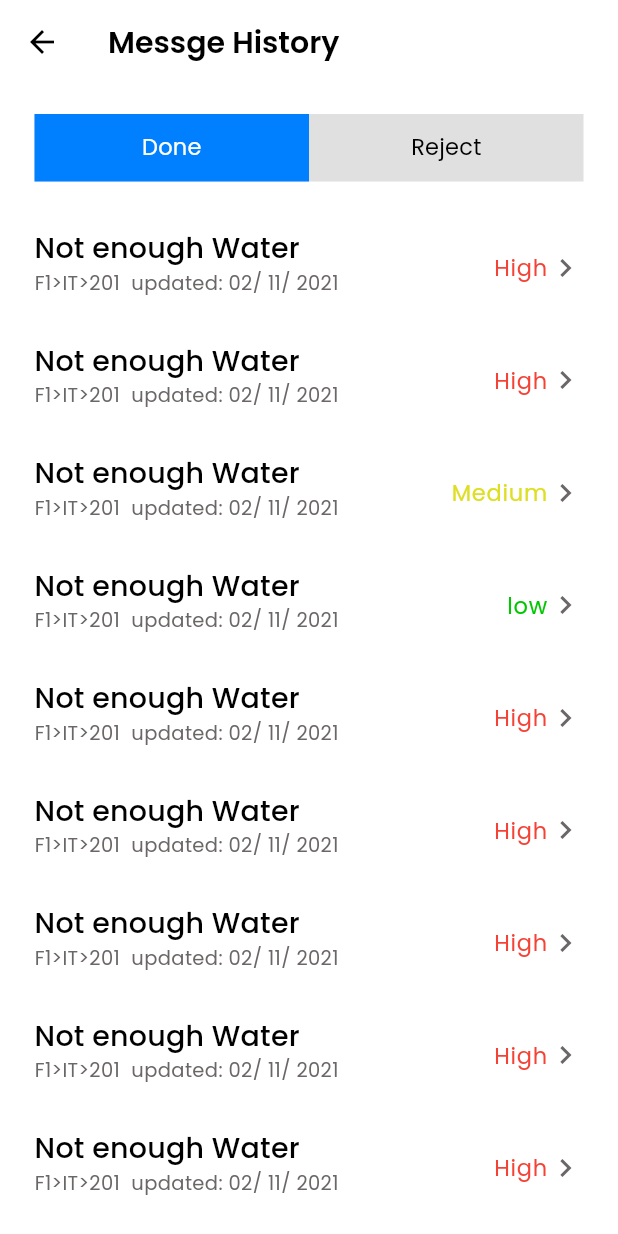
After one commit to Vision-Team-Internship/Feedback_Application, a Flutter app: the ApproveHistoryScreen screen opened directly, on a phone screen of 412 x 824 dp. The commit adds this screen. Run offline on Flutter 3.47's test engine with Material 2 defaults, Android fonts, the phone set to English and light mode, and no system bars; drawn by our look-alikes of flutter_slidable; our stand-ins replace flutter_svg, get, lottie, syncfusion_flutter_charts.

Commit message:
closed #17 Approve History Screen

```diff
--- /dev/null
+++ b/lib/data/data.dart
@@ -0,0 +1,74 @@
+import 'package:feedback_application_flutter/model/message_model.dart';
+
+final allData = [
+  MessageModel(
+      title: "Not enough Water",
+      Department: "F1/IT/Room202",
+      Date: "02/11/2021",
+      level: "High"),
+  MessageModel(
+      title: "Not enough Water",
+      Department: "F1/IT/Room202",
+      Date: "02/11/2021",
+      level: "High"),
+  MessageModel(
+      title: "Not enough Water",
+      Department: "F1/IT/Room202",
+      Date: "02/11/2021",
+      level: "Medium"),
+  MessageModel(
+      title: "Not enough Water",
+      Department: "F1/IT/Room202",
+      Date: "02/11/2021",
+      level: "low"),
+  MessageModel(
+      title: "Not enough Water",
+      Department: "F1/IT/Room202",
+      Date: "02/11/2021",
+      level: "High"),
+  MessageModel(
+      title: "Not enough Water",
+      Department: "F1/IT/Room202",
+      Date: "02/11/2021",
+      level: "High"),
+  MessageModel(
+      title: "Not enough Water",
+      Department: "F1/IT/Room202",
+      Date: "02/11/2021",
+      level: "High"),
+  MessageModel(
+      title: "Not enough Water",
+      Department: "F1/IT/Room202",
+      Date: "02/11/2021",
+      level: "High"),
+  MessageModel(
+      title: "Not enough Water",
+      Department: "F1/IT/Room202",
+      Date: "02/11/2021",
+      level: "High"),
+  MessageModel(
+      title: "Not enough Water",
+      Department: "F1/IT/Room202",
+      Date: "02/11/2021",
+      level: "High"),
+  MessageModel(
+      title: "Not enough Water",
+      Department: "F1/IT/Room202",
+      Date: "02/11/2021",
+      level: "High"),
+  MessageModel(
+      title: "Not enough Water",
+      Department: "F1/IT/Room202",
+      Date: "02/11/2021",
+      level: "High"),
+  MessageModel(
+      title: "Not enough Water",
+      Department: "F1/IT/Room202",
+      Date: "02/11/2021",
+      level: "High"),
+  MessageModel(
+      title: "Not enough Water",
+      Department: "F1/IT/Room202",
+      Date: "02/11/2021",
+      level: "High"),
+];
--- /dev/null
+++ b/lib/model/message_model.dart
@@ -0,0 +1,14 @@
+// ignore_for_file: non_constant_identifier_names
+
+class MessageModel {
+  final String title;
+  final String Department;
+  final String Date;
+  final String level;
+  MessageModel({
+    required this.title,
+    required this.Department,
+    required this.Date,
+    required this.level,
+  });
+}
--- /dev/null
+++ b/lib/model/slidable_action.dart
@@ -0,0 +1 @@
+enum SlidableAction {more,delete}
--- /dev/null
+++ b/lib/screens/approve_screen/approve_history_screen.dart
@@ -0,0 +1,258 @@
+// ignore_for_file: prefer_const_constructors, prefer_const_literals_to_create_immutables
+
+import 'package:feedback_application_flutter/constants/theme_constant.dart';
+import 'package:feedback_application_flutter/data/data.dart';
+import 'package:feedback_application_flutter/model/message_model.dart';
+import 'package:feedback_application_flutter/model/slidable_action.dart';
+import 'package:feedback_application_flutter/screens/message/widgets/f_tile.dart';
+import 'package:feedback_application_flutter/screens/message_detail/message_detail_screen.dart';
+import 'package:flutter/cupertino.dart';
+import 'package:flutter/material.dart';
+import 'package:flutter_slidable/flutter_slidable.dart';
+import 'package:get/get.dart';
+
+class ApproveHistoryScreen extends StatefulWidget {
+  const ApproveHistoryScreen({Key? key}) : super(key: key);
+
+  @override
+  _ApproveHistoryScreenState createState() => _ApproveHistoryScreenState();
+}
+
+class _ApproveHistoryScreenState extends State<ApproveHistoryScreen>
+    with SingleTickerProviderStateMixin {
+  TabController? _tabController;
+  @override
+  void initState() {
+    _tabController = TabController(length: 2, vsync: this);
+    super.initState();
+  }
+
+  @override
+  void dispose() {
+    _tabController!.dispose();
+    super.dispose();
+  }
+
+  List<MessageModel> items = List.of(allData);
+  @override
+  Widget build(BuildContext context) {
+    return Scaffold(
+      backgroundColor: Colors.white,
+      appBar: AppBar(
+        backgroundColor: Colors.white,
+        elevation: 0.0,
+        leading: IconButton(
+          onPressed: () {
+            Get.back();
+          },
+          icon: const Icon(
+            Icons.arrow_back,
+            color: Colors.black,
+            size: 24,
+          ),
+        ),
+        title: Text(
+          "Messge History",
+          style: const TextStyle(
+            fontFamily: "Poppins",
+            color: Color(0xff000000),
+            fontSize: 20,
+            fontWeight: FontWeight.w600,
+          ),
+        ),
+      ),
+      body: Padding(
+        padding: const EdgeInsets.symmetric(horizontal: 23),
+        child: Column(
+          children: [
+            SizedBox(
+              height: 20,
+            ),
+            Container(
+              height: 45,
+              decoration: BoxDecoration(
+                color: Colors.grey[300],
+                // borderRadius: BorderRadius.circular(
+                //   25.0,
+                // ),
+              ),
+              child: TabBar(
+                controller: _tabController,
+                // give the indicator a decoration (color and border radius)
+                indicator: BoxDecoration(
+                  color: ThemeConstant.lightScheme.primary,
+                ),
+                physics: BouncingScrollPhysics(),
+                labelColor: Colors.white,
+                unselectedLabelColor: Colors.black,
+                labelStyle: ThemeConstant.textTheme.subtitle1!
+                    .copyWith(color: Colors.white),
+                tabs: [
+                  // first tab [you can add an icon using the icon property]
+                  Tab(
+                    text: 'Done',
+                  ),
+
+                  // second tab [you can add an icon using the icon property]
+                  Tab(
+                    text: 'Reject',
+                  ),
+                ],
+              ),
+            ),
+            Expanded(
+              child: TabBarView(
+                controller: _tabController,
+                children: [
+                  // first tab bar view widget
+
+                  Container(
+                    margin: EdgeInsets.only(top: 20),
+                    width: MediaQuery.of(context).size.width,
+                    child: ListView.builder(
+                      itemCount: items.length,
+                      itemBuilder: (context, index) {
+                        final item = items[index];
+                        return Slidable(
+                          key: Key(item.title),
+                          actionPane: SlidableDrawerActionPane(),
+
+                          secondaryActions: <Widget>[
+                            IconSlideAction(
+                              caption: 'More',
+                              color: Colors.black45,
+                              icon: Icons.more_horiz,
+                              onTap: () =>
+                                  isDississed(index, SlidableAction.more),
+                            ),
+                            IconSlideAction(
+                              caption: 'Delete',
+                              color: Colors.red,
+                              icon: CupertinoIcons.multiply_circle,
+                              onTap: () =>
+                                  isDississed(index, SlidableAction.delete),
+                            ),
+                          ],
+                          child: FTile(
+                            onTap: () {
+                              Get.to(MessageDetailScreen());
+                            },
+                            title: items[index].title,
+                            floor: items[index].Department,
+                            level: items[index].level,
+                            date: items[index].Date,
+                            levelColor:
+                                items[index].level.toUpperCase() == "HIGH"
+                                    ? Colors.red
+                                    : items[index].level.toUpperCase() ==
+                                            "Medium".toUpperCase()
+                                        ? Color(0xffDEDE22)
+                                        : Color(0xff00C700),
+                          ),
+                        );
+                      },
+                    ),
+                  ),
+
+                  // second tab bar view widget
+                  Container(
+                    margin: EdgeInsets.only(top: 20),
+                    width: MediaQuery.of(context).size.width,
+                    child: ListView.builder(
+                      itemCount: items.length,
+                      itemBuilder: (context, index) {
+                        final item = items[index];
+                        return Slidable(
+                          key: Key(item.title),
+                          actionPane: SlidableDrawerActionPane(),
+
+                          secondaryActions: <Widget>[
+                            IconSlideAction(
+                              caption: 'More',
+                              color: Colors.black45,
+                              icon: Icons.more_horiz,
+                              onTap: () =>
+                                  isDississed(index, SlidableAction.more),
+                            ),
+                            IconSlideAction(
+                              caption: 'Delete',
+                              color: Colors.red,
+                              icon: CupertinoIcons.multiply_circle,
+                              onTap: () =>
+                                  isDississed(index, SlidableAction.delete),
+                            ),
+                          ],
+                          child: FTile(
+                            onTap: () {
+                              Get.to(MessageDetailScreen());
+                            },
+                            title: items[index].title,
+                            floor: items[index].Department,
+                            level: items[index].level,
+                            date: items[index].Date,
+                            levelColor:
+                                items[index].level.toUpperCase() == "HIGH"
+                                    ? Colors.red
+                                    : items[index].level.toUpperCase() ==
+                                            "Medium".toUpperCase()
+                                        ? Color(0xffDEDE22)
+                                        : Color(0xff00C700),
+                          ),
+                        );
+                      },
+                    ),
+                  ),
+
+                ],
+              ),
+            ),
+          ],
+        ),
+      ),
+    );
+  }
+
+  void isDississed(int index, SlidableAction action) {
+    final item = items[index];
+    setState(() => items.removeAt(index));
+
+    switch (action) {
+      case SlidableAction.more:
+        Get.snackbar(
+          "Processing",
+          "Hello everyone",
+          icon: Icon(Icons.person, color: Colors.white),
+          snackPosition: SnackPosition.BOTTOM,
+          backgroundColor: Colors.green,
+          borderRadius: 20,
+          margin: EdgeInsets.all(15),
+          colorText: Colors.white,
+          duration: Duration(seconds: 4),
+          isDismissible: true,
+          dismissDirection: SnackDismissDirection.HORIZONTAL,
+          forwardAnimationCurve: Curves.easeOutBack,
+        );
+        break;
+      case SlidableAction.delete:
+        Get.snackbar(
+          "Deleted",
+          "${item.title} has been deleted",
+          icon: Icon(Icons.person, color: Colors.white),
+          snackPosition: SnackPosition.BOTTOM,
+          backgroundColor: Color(0xff2F2F2F),
+          borderRadius: 20,
+          margin: EdgeInsets.all(15),
+          colorText: Colors.white,
+          duration: Duration(seconds: 4),
+          isDismissible: true,
+          dismissDirection: SnackDismissDirection.HORIZONTAL,
+          forwardAnimationCurve: Curves.easeOutBack,
+        );
+        break;
+
+      default:
+    }
+  }
+
+
+}
--- a/lib/screens/in_processing_screen/in_process_screen.dart
+++ b/lib/screens/in_processing_screen/in_process_screen.dart
@@ -40,6 +40,7 @@ class _InProcessingScreenState extends State<InProcessingScreen> {
           ),
         ),
       ),
+
       body: SingleChildScrollView(
         physics: const BouncingScrollPhysics(),
         child: Container(
--- a/lib/screens/message/message_screen.dart
+++ b/lib/screens/message/message_screen.dart
@@ -34,7 +34,6 @@ class _MessageScreenState extends State<MessageScreen> {
           ),
         ),
 
-        // ignore: prefer_const_constructors
         title: Text(
           "Message",
           style: const TextStyle(
--- a/pubspec.yaml
+++ b/pubspec.yaml
@@ -38,6 +38,7 @@ dependencies:
   get: ^4.3.8
   flutter_svg: ^0.23.0+1
   syncfusion_flutter_charts: ^19.3.48
+  flutter_slidable: ^0.6.0
 
 dev_dependencies:
   flutter_test:
```
Also changed, not shown: pubspec.lock.
